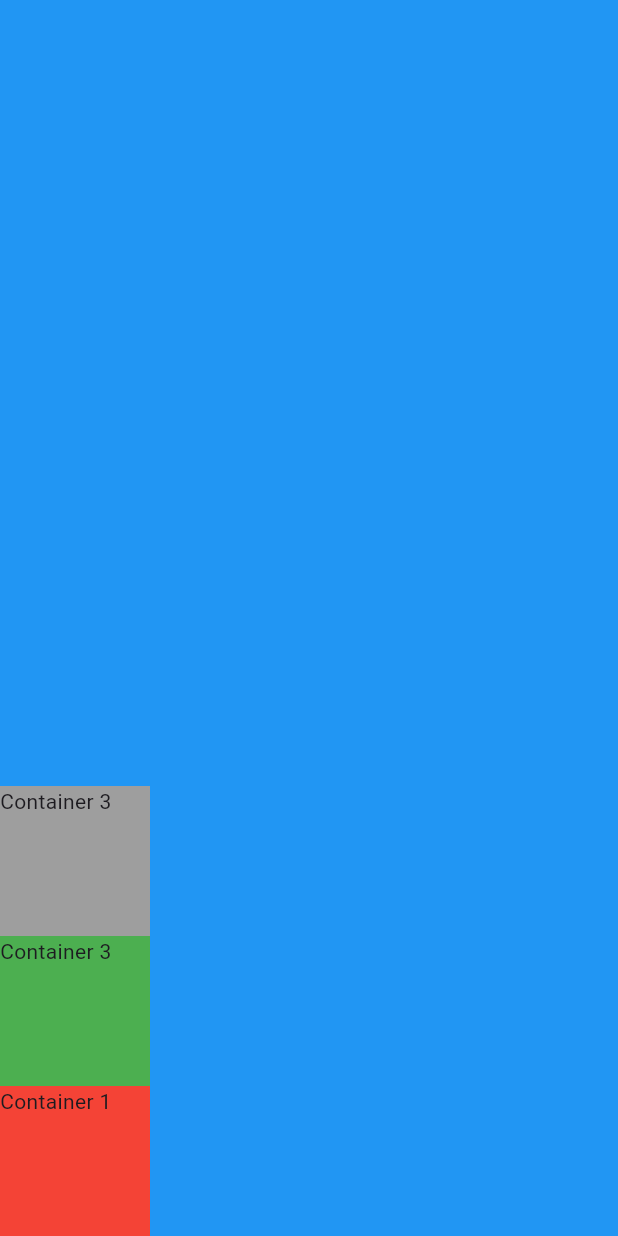
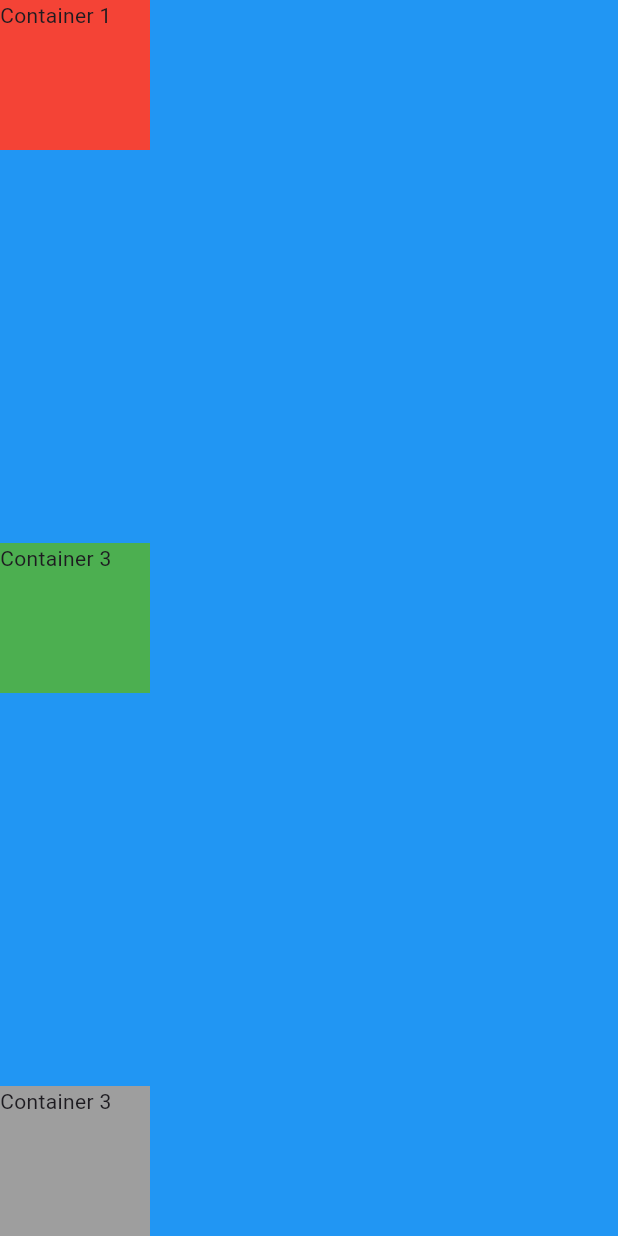
Before and after one commit to saidAbdirahman/mi_card_flutter, a Flutter app: the screen it shows after launch, on a phone screen of 412 x 824 dp. Run offline on Flutter 3.47's test engine with Material 3 defaults, Android fonts, the phone set to English and light mode, and no system bars.

Commit message:
MainAxisAlignment it controls the main axisis of the layout default start also it has center spaceBetween and others..
Signed-off-by: saidAbirahman <saidqaaje11@gmail.com>

```diff
--- a/lib/main.dart
+++ b/lib/main.dart
@@ -18,8 +18,12 @@ class MyApp extends StatelessWidget {
           child: Column(
             //it is used to shrink the column vertical | size to fit three children size
             //mainAxisSize: MainAxisSize.min,
+
             //used to push children up and down and the default is down
-            verticalDirection: VerticalDirection.up,
+            //verticalDirection: VerticalDirection.up,
+
+            //it controls the main axisis of the layout default start also it has center spaceBetween and others..
+            mainAxisAlignment: MainAxisAlignment.spaceBetween,
             children: <Widget>[
               Container(
                 color: Colors.red,
```
